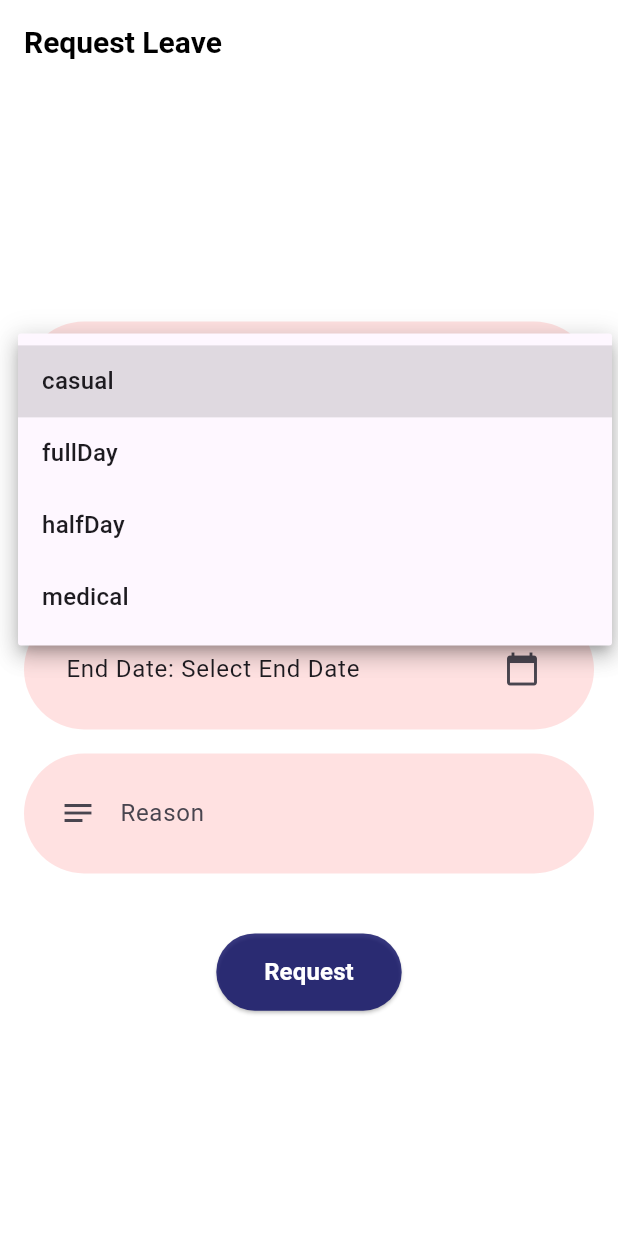
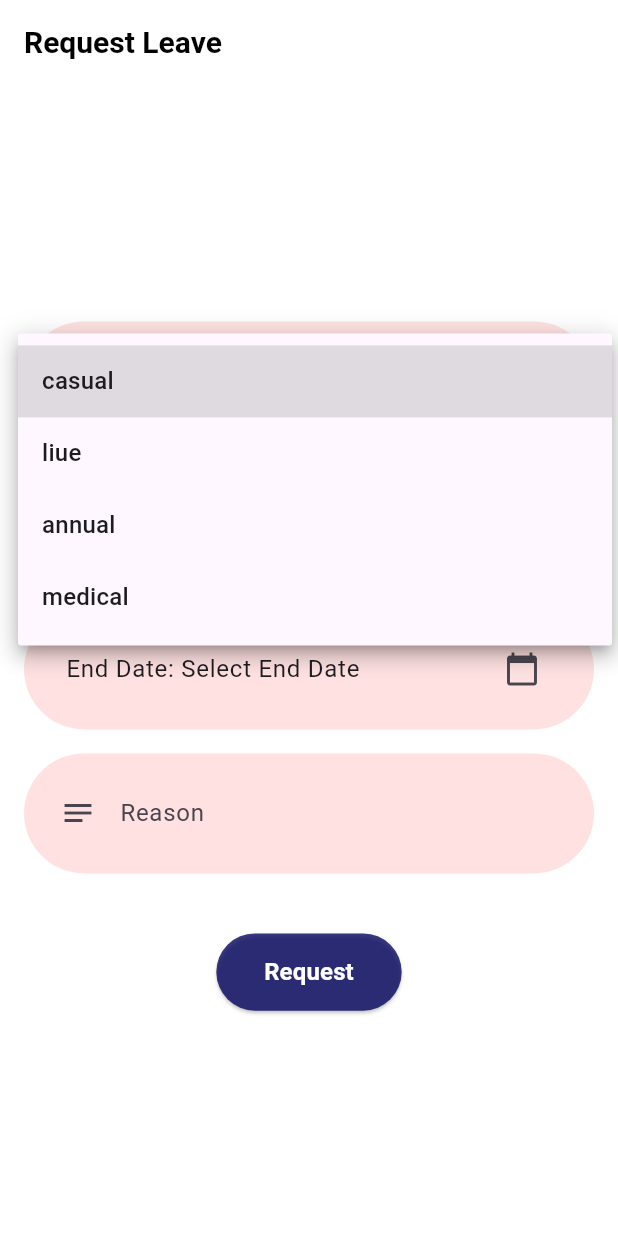
Before and after one commit to Perceptron-Projects/Mobile, a Flutter app: the RequestLeaveScreen screen opened directly, after a tap on "casual", on a phone screen of 412 x 824 dp. Run offline on Flutter 3.47's test engine with Material 3 defaults, Android fonts, the light colour scheme and no system bars; our stand-ins replace fl_chart, flutter_hooks, flutter_riverpod, flutter_secure_storage, flutter_typeahead, geolocator and 3 more; accounts and stored records are empty; network calls fail.

Commit message:
Leave Types Updated

```diff
--- a/lib/screens/leave/RequestLeave.dart
+++ b/lib/screens/leave/RequestLeave.dart
@@ -76,7 +76,7 @@ class RequestLeaveScreen extends HookConsumerWidget {
                     onChanged: (String? newValue) {
                       leaveType.value = newValue!;
                     },
-                    items: <String>['casual', 'fullDay', 'halfDay', 'medical']
+                    items: <String>['casual', 'liue', 'annual', 'medical']
                         .map<DropdownMenuItem<String>>((String value) {
                       return DropdownMenuItem<String>(
                         value: value,
--- a/lib/screens/userDetails/AdvancedUserDetails.dart
+++ b/lib/screens/userDetails/AdvancedUserDetails.dart
@@ -179,17 +179,17 @@ class AdvancedUserDetailsScreen extends HookConsumerWidget {
               : '0',
         ),
         buildInfoRow(
-          'Full Day Leaves',
+          'Annual Leaves',
           Icons.work,
-          leaveData.containsKey('leaveTypes') && leaveData['leaveTypes'].containsKey('fullDay')
-              ? leaveData['leaveTypes']['fullDay'].toString()
+          leaveData.containsKey('leaveTypes') && leaveData['leaveTypes'].containsKey('annual')
+              ? leaveData['leaveTypes']['annual'].toString()
               : '0',
         ),
         buildInfoRow(
-          'Half Day Leaves',
+          'Liue Leaves',
           Icons.access_time,
-          leaveData.containsKey('leaveTypes') && leaveData['leaveTypes'].containsKey('halfDay')
-              ? leaveData['leaveTypes']['halfDay'].toString()
+          leaveData.containsKey('leaveTypes') && leaveData['leaveTypes'].containsKey('liue')
+              ? leaveData['leaveTypes']['liue'].toString()
               : '0',
         ),
       ],
@@ -243,14 +243,14 @@ class AdvancedUserDetailsScreen extends HookConsumerWidget {
           leaveData['remainingLeaves'] != null ? leaveData['remainingLeaves']['medical'].toString() : '0',
         ),
         buildLeaveInfoRow(
-          'Full Day',
+          'Annual',
           Icons.calendar_today,
-          leaveData['remainingLeaves'] != null ? leaveData['remainingLeaves']['fullDay'].toString() : '0',
+          leaveData['remainingLeaves'] != null ? leaveData['remainingLeaves']['annual'].toString() : '0',
         ),
         buildLeaveInfoRow(
-          'Half Day',
+          'Liue',
           Icons.access_time,
-          leaveData['remainingLeaves'] != null ? leaveData['remainingLeaves']['halfDay'].toString() : '0',
+          leaveData['remainingLeaves'] != null ? leaveData['remainingLeaves']['liue'].toString() : '0',
         )
       ],
     );
```
